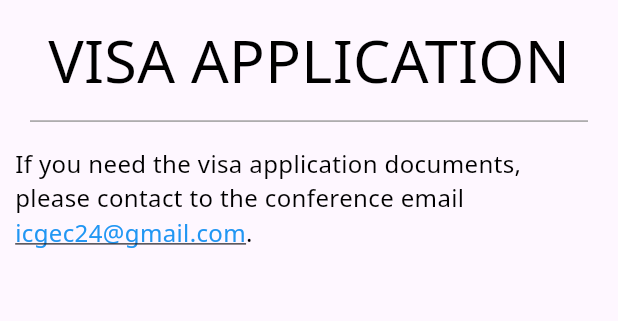
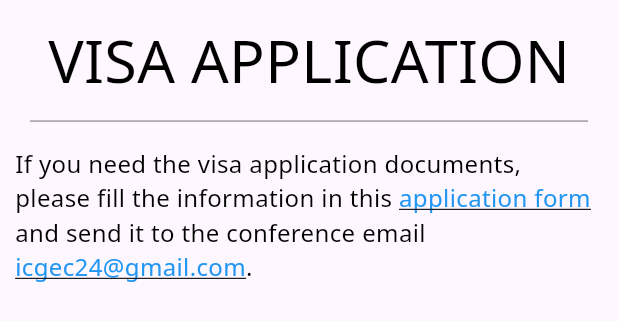
Before and after one commit to icgec24/icgec24.github.io, a Flutter app: the VisaApplicationDesktop widget shown alone on an empty page, opened directly, on a phone screen of 412 x 824 dp. Shown: the top 321 px of the screen. Run offline on Flutter 3.47's test engine with Material 3 defaults, Android fonts, the phone set to English and light mode, and no system bars; our stand-ins replace flutter_widget_from_html, get, google_fonts, lottie, webview_flutter_platform_interface; missing offline and left inert: dart:html, dart:ui_web, pointer_interceptor, syncfusion_flutter_pdfviewer, universal_html, webview_flutter_web; statements that could not run were skipped; project files that could hold a hidden picture were left out.

Commit message:
change price registration fee and visa application form

```diff
--- a/lib/features/conference_registration/conference_registration_desktop.dart
+++ b/lib/features/conference_registration/conference_registration_desktop.dart
@@ -22,8 +22,11 @@ class ConferenceRegistrationDesktop extends StatelessWidget {
               const SizedBox(height: 16,),
               Text("We would like to express out appreciation and congratulations for the distinguished works you contributed to ICGEC-2024. Please follow the following instructions to accomplish the required procedures for conference registration.\n",style: GoogleFonts.notoSans(fontSize: 16,)),
               Text("All attendees for ICGEC-2024 are kindly requested to register. Related forms and supporting documents must be received with payment in JPY (Japanese Yen) no later than June 17, 2024. Please note that at least one author per paper must register. Otherwise the paper will not be included in the ICGEC-2024 technical program and proceedings.\n",style: GoogleFonts.notoSans(fontSize: 16,),textAlign: TextAlign.left,),
+              HtmlWidget('''<ul>
+            <li><a href='https://icgec24.github.io/assets/assets/pdf/ICGEC-2024-Registration_Form.doc'>ICGEC-2024 Registration Form </a></li>
+            </ul>''',textStyle: GoogleFonts.notoSans(fontSize: 16,color: Colors.black),),
               Padding(
-                padding: const EdgeInsets.symmetric(vertical: 8.0),
+                padding: const EdgeInsets.symmetric(vertical: 12.0),
                 child: Text("Registration Fee",style: GoogleFonts.notoSans(fontSize: 16,fontWeight: FontWeight.w600)),
               ),
               Image.asset("assets/images/conference_registration_fee.PNG"),
--- a/lib/features/visa_application/visa_application_desktop.dart
+++ b/lib/features/visa_application/visa_application_desktop.dart
@@ -14,10 +14,7 @@ class VisaApplicationDesktop extends StatelessWidget {
       Container(
         padding: const EdgeInsets.only(left: 10,right: 10,top: 16),
         width: 1000,
-        child: HtmlWidget('''
-               If you need the visa application documents, please contact to the conference email
-              <a href='mailto:icgec24@gmail.com'>icgec24@gmail.com</a>.
-              ''',textStyle: GoogleFonts.notoSans(fontSize: 16,color: Colors.black),),
+        child: HtmlWidget("<div>If you need the visa application documents, please fill the information in this <a href='https://icgec24.github.io/assets/assets/pdf/Visa-application-form_ICGEC2024.docx'>application form</a> and send it to the conference email <a href='mailto:icgec24@gmail.com'>icgec24@gmail.com</a>.</div>",textStyle: GoogleFonts.notoSans(fontSize: 16,color: Colors.black),),
       ),
             const SizedBox(height: 16,),
           ],);
```
Also changed, not shown: 2 other files.
